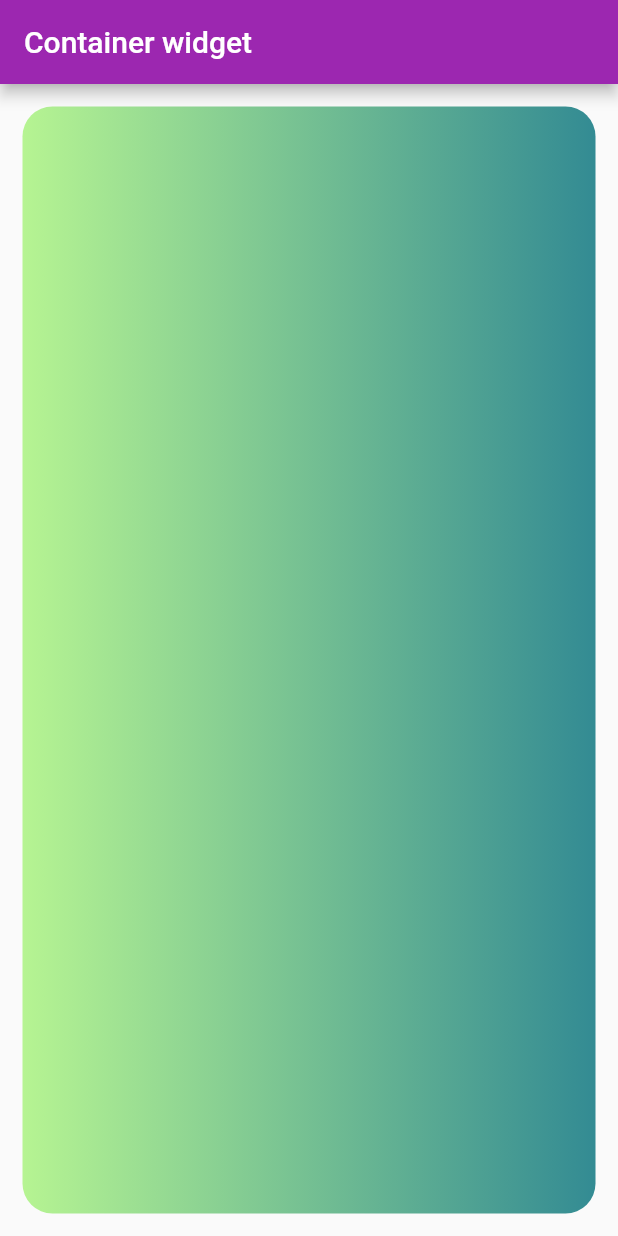
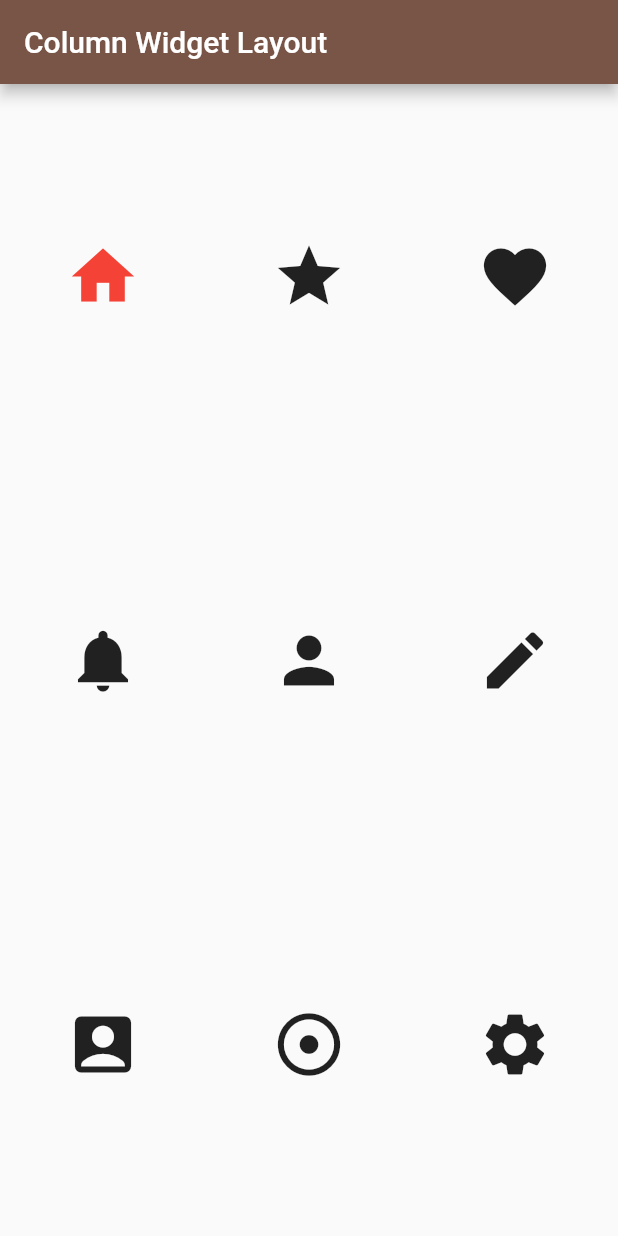
Before and after one commit to iamsamitdev/flutter_layout_inclass, a Flutter app: the screen it shows after launch, on a phone screen of 412 x 824 dp. Run offline on Flutter 3.47's test engine with Material 2 defaults, Android fonts, the phone set to English and light mode, and no system bars.

Commit message:
update row and column widget

```diff
--- /dev/null
+++ b/lib/column_widget_layout.dart
@@ -0,0 +1,53 @@
+import 'package:flutter/material.dart';
+
+class ColumnWidgetPage extends StatefulWidget {
+  ColumnWidgetPage({Key key}) : super(key: key);
+
+  @override
+  _ColumnWidgetPageState createState() => _ColumnWidgetPageState();
+}
+
+class _ColumnWidgetPageState extends State<ColumnWidgetPage> {
+  @override
+  Widget build(BuildContext context) {
+    return Scaffold(
+      appBar: AppBar(
+        title: Text('Column Widget Layout'),
+        backgroundColor: Colors.brown,
+      ),
+      body: Column(
+        mainAxisAlignment: MainAxisAlignment.spaceAround,
+        children: <Widget>[
+
+          Row(
+            mainAxisAlignment: MainAxisAlignment.spaceAround,
+            children: <Widget>[
+              Icon(Icons.home, color: Colors.red, size: 50.0,),
+              Icon(Icons.star, size: 50.0),
+              Icon(Icons.favorite, size: 50.0)
+            ],
+          ),
+
+          Row(
+            mainAxisAlignment: MainAxisAlignment.spaceAround,
+            children: <Widget>[
+              Icon(Icons.notifications, size: 50.0),
+              Icon(Icons.person, size: 50.0),
+              Icon(Icons.edit, size: 50.0)
+            ],
+          ),
+
+           Row(
+            mainAxisAlignment: MainAxisAlignment.spaceAround,
+            children: <Widget>[
+              Icon(Icons.account_box, size: 50.0),
+              Icon(Icons.adjust, size: 50.0),
+              Icon(Icons.settings, size: 50.0)
+            ],
+          ),
+
+        ],
+      ),
+    );
+  }
+}
--- a/lib/main.dart
+++ b/lib/main.dart
@@ -1,5 +1,7 @@
 import 'package:flutter/material.dart';
+import 'package:flutter_layout/column_widget_layout.dart';
 import 'package:flutter_layout/container_widget_layout.dart';
+import 'package:flutter_layout/row_widget_layout.dart';
 import 'center_widget_layout.dart';
 
 void main() {
@@ -14,7 +16,7 @@ class MyApp extends StatelessWidget {
       theme: ThemeData(
         primarySwatch: Colors.purple
       ),
-      home: ContainerWidgetPage(),
+      home: ColumnWidgetPage(),
     );
   }
 }
```
Also changed, not shown: lib/row_widget_layout.dart (added, +28 -0 lines).
